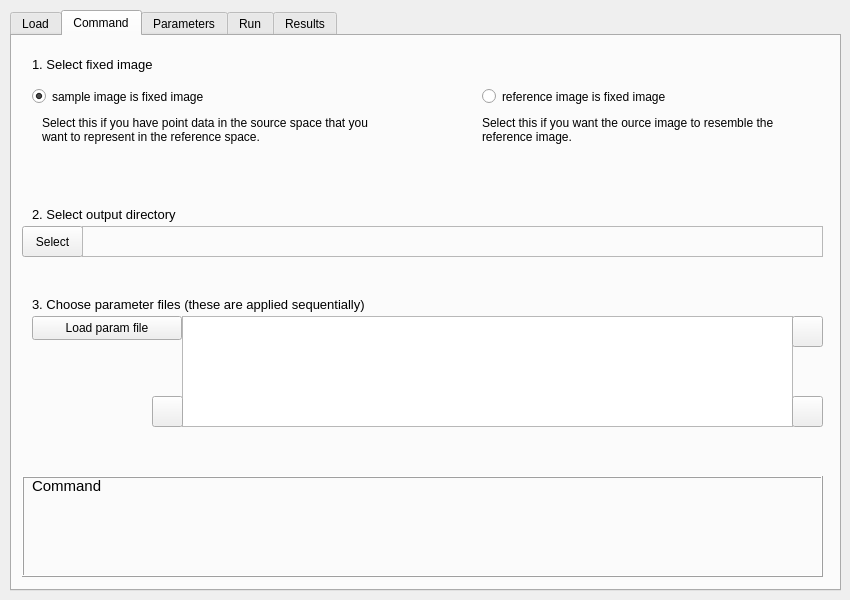
First picture: the form in registrationPlugins/elastix_plugin.ui, repository SainsburyWellcomeCentre/lasagna, before the edit.
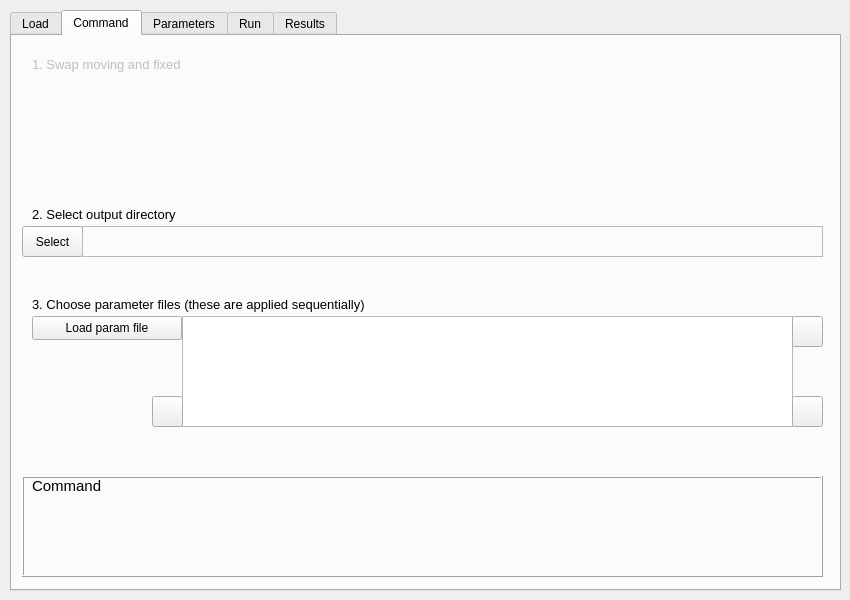
Second picture: the form after the edit. The open tabs and pages were chosen to show the change. Icons and pictures are not drawn.

Commit message: Simplify loading so we simply select a fixed and moving image.

The edit to the form file:
```diff
--- a/registrationPlugins/elastix_plugin.ui
+++ b/registrationPlugins/elastix_plugin.ui
@@ -553,6 +553,9 @@
      </widget>
     </widget>
     <widget class="QLabel" name="label_SelectFixedImage">
+     <property name="enabled">
+      <bool>false</bool>
+     </property>
      <property name="geometry">
       <rect>
        <x>20</x>
@@ -573,89 +576,7 @@
       </font>
      </property>
      <property name="text">
-      <string>1. Select fixed image</string>
-     </property>
-    </widget>
-    <widget class="QRadioButton" name="radioButtonSampleFixed">
-     <property name="geometry">
-      <rect>
-       <x>20</x>
-       <y>50</y>
-       <width>261</width>
-       <height>21</height>
-      </rect>
-     </property>
-     <property name="minimumSize">
-      <size>
-       <width>160</width>
-       <height>0</height>
-      </size>
-     </property>
-     <property name="toolTip">
-      <string/>
-     </property>
-     <property name="text">
-      <string>sample image is fixed image</string>
-     </property>
-     <property name="checked">
-      <bool>true</bool>
-     </property>
-    </widget>
-    <widget class="QRadioButton" name="radioButtonReferenceFixed">
-     <property name="geometry">
-      <rect>
-       <x>470</x>
-       <y>50</y>
-       <width>261</width>
-       <height>21</height>
-      </rect>
-     </property>
-     <property name="minimumSize">
-      <size>
-       <width>260</width>
-       <height>0</height>
-      </size>
-     </property>
-     <property name="text">
-      <string>reference image is fixed image</string>
-     </property>
-    </widget>
-    <widget class="QLabel" name="label_5">
-     <property name="geometry">
-      <rect>
-       <x>30</x>
-       <y>80</y>
-       <width>341</width>
-       <height>71</height>
-      </rect>
-     </property>
-     <property name="text">
-      <string>Select this if you have point data in the source space that you want to represent in the reference space.</string>
-     </property>
-     <property name="alignment">
-      <set>Qt::AlignLeading|Qt::AlignLeft|Qt::AlignTop</set>
-     </property>
-     <property name="wordWrap">
-      <bool>true</bool>
-     </property>
-    </widget>
-    <widget class="QLabel" name="label_6">
-     <property name="geometry">
-      <rect>
-       <x>470</x>
-       <y>80</y>
-       <width>311</width>
-       <height>71</height>
-      </rect>
-     </property>
-     <property name="text">
-      <string>Select this if you want the ource image to resemble the reference image.</string>
-     </property>
-     <property name="alignment">
-      <set>Qt::AlignLeading|Qt::AlignLeft|Qt::AlignTop</set>
-     </property>
-     <property name="wordWrap">
-      <bool>true</bool>
+      <string>1. Swap moving and fixed</string>
      </property>
     </widget>
     <widget class="QLabel" name="label_selectOutputDir">
```
Left out of the diff: 16 changed lines with no effect on the pictures. The commit also changes 2 other files.
